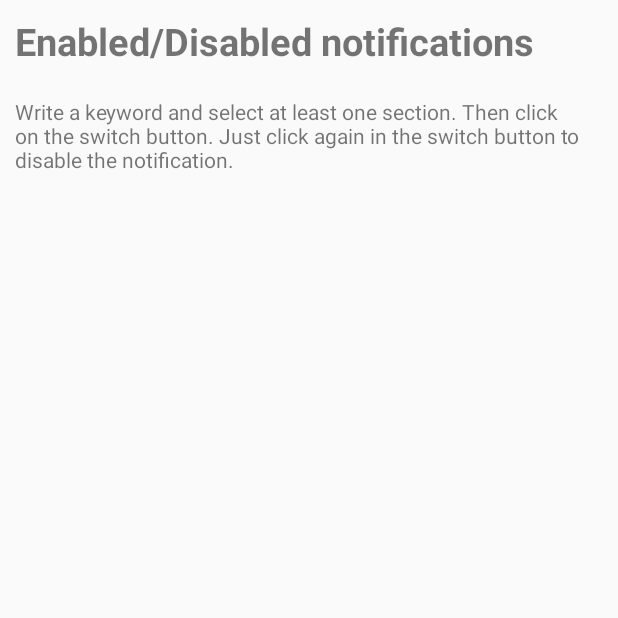
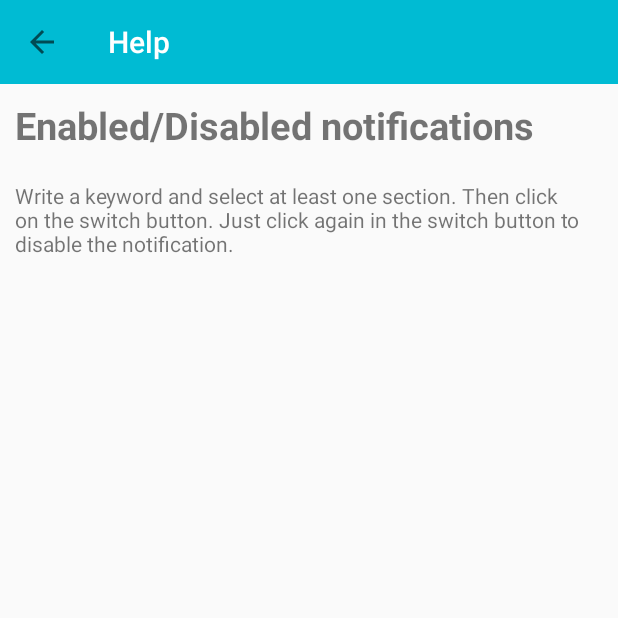
Before and after one commit to Velliane/MyNews, an Android app: the HelpActivity screen opened directly, with no data from a screen before it, on a phone screen of 412 x 824 dp, the top half of it. Run offline under Robolectric (Android 15) with nearby library versions, the phone set to English and light mode, and no system bars.

```diff
--- a/app/src/main/java/com/menard/mynews/controller/activities/HelpActivity.java
+++ b/app/src/main/java/com/menard/mynews/controller/activities/HelpActivity.java
@@ -1,6 +1,7 @@
 package com.menard.mynews.controller.activities;
 
 import androidx.appcompat.app.AppCompatActivity;
+import androidx.appcompat.widget.Toolbar;
 
 import android.os.Bundle;
 
@@ -12,5 +13,11 @@ public class HelpActivity extends AppCompatActivity {
     protected void onCreate(Bundle savedInstanceState) {
         super.onCreate(savedInstanceState);
         setContentView(R.layout.activity_help);
+
+        //-- Toolbar --
+        Toolbar toolbar = findViewById(R.id.toolbar);
+        toolbar.setTitle("Help");
+        setSupportActionBar(toolbar);
+        getSupportActionBar().setDisplayHomeAsUpEnabled(true);
     }
 }
--- a/app/src/main/res/layout/activity_about.xml
+++ b/app/src/main/res/layout/activity_about.xml
@@ -6,4 +6,10 @@
     android:layout_height="match_parent"
     tools:context=".controller.activities.AboutActivity">
 
+    <include
+        android:id="@+id/toolbar"
+        layout="@layout/toolbar"
+        android:layout_width="match_parent"
+        android:layout_height="?attr/actionBarSize" />
+
 </androidx.constraintlayout.widget.ConstraintLayout>
--- a/app/src/main/res/layout/activity_help.xml
+++ b/app/src/main/res/layout/activity_help.xml
@@ -4,7 +4,14 @@
     xmlns:tools="http://schemas.android.com/tools"
     android:layout_width="match_parent"
     android:layout_height="match_parent"
-    tools:context=".controller.activities.HelpActivity">
+    tools:context=".controller.activities.HelpActivity"
+    android:orientation="vertical">
+
+    <include
+        android:id="@+id/toolbar"
+        layout="@layout/toolbar"
+        android:layout_width="match_parent"
+        android:layout_height="?attr/actionBarSize" />
 
     <TextView
         android:id="@+id/help_activity_title_notification"
@@ -13,7 +20,8 @@
         android:layout_margin="10dp"
         android:text="Enabled/Disabled notifications"
         android:textStyle="bold"
-        android:textSize="25dp"/>
+        android:textSize="25dp"
+        android:layout_below="@id/toolbar"/>
 
     <TextView
         android:layout_width="match_parent"
--- a/app/src/main/res/values/styles.xml
+++ b/app/src/main/res/values/styles.xml
@@ -13,6 +13,7 @@
         <item name="colorPrimaryDark">@color/DarkBlue</item>
         <item name="actionMenuTextColor">@android:color/white</item>
         <item name="android:actionOverflowButtonStyle">@style/ButtonOverflow</item>
+        <!--TODO change backArrow Color<item name="colorControlNormal">@color/white</item> -->
     </style>
 
     <style name="ButtonOverflow" parent="android:style/Widget.Holo.Light.ActionButton.Overflow">
```
Also changed, not shown: app/src/main/java/com/menard/mynews/controller/activities/AboutActivity.java (+7 -0 lines), app/src/main/java/com/menard/mynews/controller/activities/SearchActivity.java (+35 -10 lines), app/src/main/java/com/menard/mynews/view/CategorySelector.java (+14 -5 lines).
